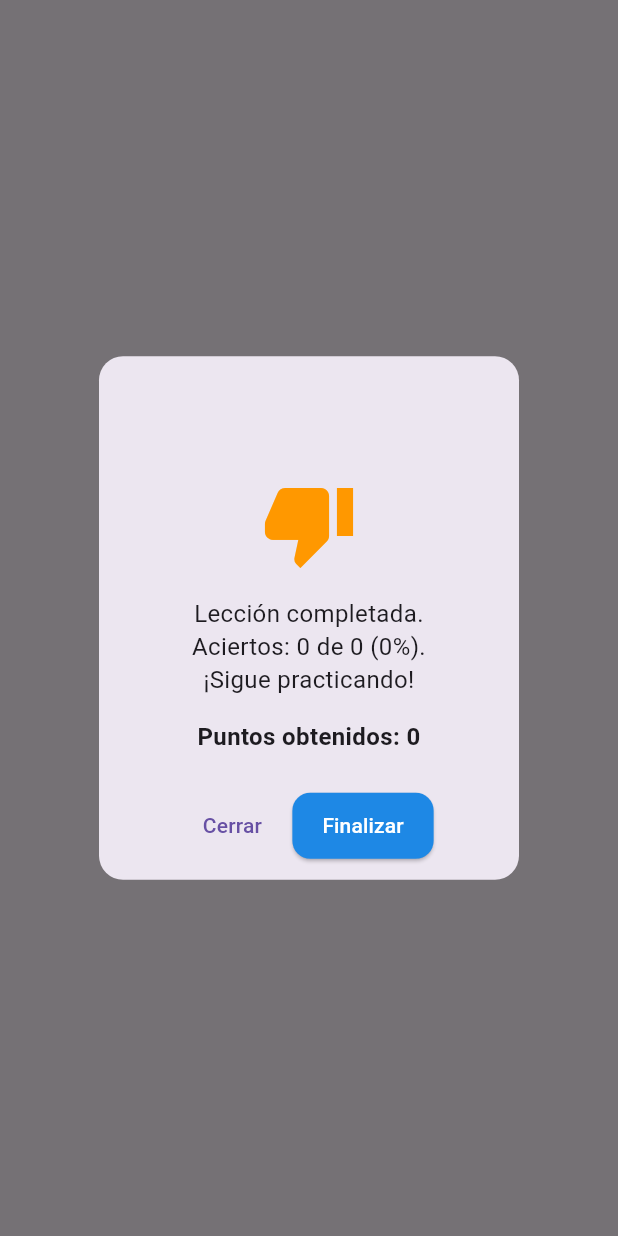
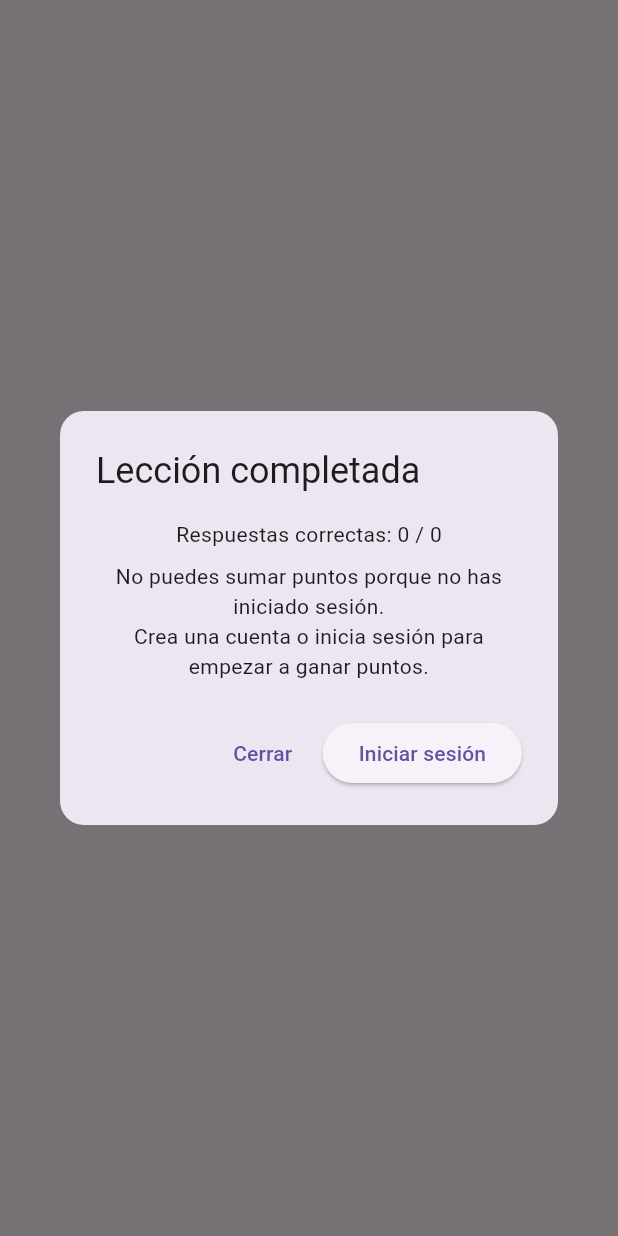
Before and after one commit to Jonialen/EduVial-Frontend, a Flutter app: what showLessonSummaryDialog() shows on an empty page, opened directly with empty values, on a phone screen of 412 x 824 dp. Run offline on Flutter 3.47's test engine with Material 3 defaults, Android fonts, the phone set to English and light mode, and no system bars; accounts and stored records are empty.

Commit message:
Minor changes applied

```diff
--- a/lib/widgets/lesson_summary.dart
+++ b/lib/widgets/lesson_summary.dart
@@ -1,115 +1,164 @@
 import 'package:flutter/material.dart';
 import 'package:eduvial/controllers/question_controller.dart';
+import 'package:eduvial/controllers/auth_controller.dart' as auth;
 
-/// Muestra el resumen de la lección al finalizar.
-/// - Refleja el nuevo sistema: progreso = ACERTOS / TOTAL (5/10/15)
-/// - Mensaje según desempeño
-/// - Sincroniza puntos con el backend antes de cerrar
-///
-/// Uso típico:
-/// await showLessonSummaryDialog(
-///   context,
-///   qc,
-///   title: 'Módulo de Señales completado',
-///   onExit: () async {
-///     if (Navigator.of(context).canPop()) Navigator.of(context).pop();
-///   },
-/// );
+/// Muestra el resumen de lección.
+/// - Si hay sesión (JWT válido): permite sumar puntos (finishAndSyncGuarded)
+/// - Si NO hay sesión: muestra mensaje de invitado y opciones:
+///     - Cerrar → vuelve al menú (usa onExit si lo pasas desde la pantalla)
+///     - Iniciar sesión → navega a '/login'
 Future<void> showLessonSummaryDialog(
     BuildContext context,
     QuestionController qc, {
-      required String title,
-      Future<void> Function()? onExit,
+      String title = 'Lección completada',
+      VoidCallback? onExit, // úsalo para volver al menú
     }) async {
-  final correctas = qc.scoreLesson;     // aciertos
-  final total = qc.total;               // 5 / 10 / 15
-  final puntos = qc.scoreLessonPoints;  // aciertos * 5
-  final porcentaje = (total == 0) ? 0 : ((correctas / total) * 100).round();
+  return showDialog<void>(
+    context: context,
+    barrierDismissible: false,
+    builder: (_) {
+      bool isGuest = false;
+      bool checking = true;
+      bool syncing = false;
+      String? syncMsg;
 
-  String mensaje;
-  IconData icono;
-  Color colorIcono;
-
-  if (porcentaje == 100) {
-    mensaje = '¡Excelente! Respondiste correctamente las $total preguntas ';
-    icono = Icons.emoji_events;
-    colorIcono = Colors.amber;
-  } else if (porcentaje >= 70) {
-    mensaje = '¡Buen trabajo! Aciertos: $correctas de $total ($porcentaje%) ';
-    icono = Icons.thumb_up;
-    colorIcono = Colors.green;
-  } else {
-    mensaje =
-    'Lección completada.\nAciertos: $correctas de $total ($porcentaje%).\n¡Sigue practicando!';
-    icono = Icons.thumb_down;
-    colorIcono = Colors.orange;
+      Future<void> _checkAuth() async {
+        try {
+          final me = await auth.auth_controller.getMeBasic(); // tu método ya usado
+          final ok = (me['success'] == true && me['user'] != null);
+          isGuest = !ok;
+        } catch (_) {
+          isGuest = true; // si falla, trátalo como invitado
+        } finally {
+          checking = false;
+        }
       }
 
-  await showDialog<void>(
-    context: context,
-    barrierDismissible: false,
-    builder: (ctx) {
+      // lanzamos la verificación al construir el diálogo
+      return FutureBuilder(
+        future: _checkAuth(),
+        builder: (context, snapshot) {
+          if (checking) {
             return AlertDialog(
               shape: RoundedRectangleBorder(borderRadius: BorderRadius.circular(16)),
-        title: Text(title, textAlign: TextAlign.center),
+              title: Text(title),
+              content: Column(
+                mainAxisSize: MainAxisSize.min,
+                children: const [
+                  SizedBox(height: 8),
+                  LinearProgressIndicator(minHeight: 4),
+                  SizedBox(height: 12),
+                  Text('Preparando resumen...'),
+                ],
+              ),
+            );
+          }
+
+          // --- VISTA DE INVITADO (sin JWT) ---
+          if (isGuest) {
+            return AlertDialog(
+              shape: RoundedRectangleBorder(borderRadius: BorderRadius.circular(16)),
+              title: Text(title),
               content: Column(
                 mainAxisSize: MainAxisSize.min,
                 children: [
+                  Text('Respuestas correctas: ${qc.scoreLesson} / ${qc.total}'),
                   const SizedBox(height: 8),
-            Icon(icono, color: colorIcono, size: 64),
-            const SizedBox(height: 16),
                   Text(
-              mensaje,
-              textAlign: TextAlign.center,
-              style: const TextStyle(fontSize: 16, height: 1.4),
-            ),
-            const SizedBox(height: 16),
-            Text(
-              'Puntos obtenidos: $puntos',
-              style: const TextStyle(fontSize: 16, fontWeight: FontWeight.bold),
+                    'No puedes sumar puntos porque no has iniciado sesión.\n'
+                        'Crea una cuenta o inicia sesión para empezar a ganar puntos.',
                     textAlign: TextAlign.center,
                   ),
                 ],
               ),
-        actionsPadding: const EdgeInsets.fromLTRB(16, 0, 16, 12),
-        actionsAlignment: MainAxisAlignment.center,
               actions: [
-          Row(
-            mainAxisAlignment: MainAxisAlignment.center,
-            children: [
+                // Cerrar: cierra el diálogo y vuelve al menú (onExit)
                 TextButton(
                   onPressed: () {
-                  Navigator.of(ctx).pop(); // cerrar diálogo
-                  // No sincroniza puntos: solo cerrar si quieres depurar
+                    Navigator.of(context).pop(); // cierra el diálogo
+                    onExit?.call();              // vuelve al menú (pantalla anterior)
                   },
                   child: const Text('Cerrar'),
                 ),
-              const SizedBox(width: 8),
+                // Iniciar sesión: cierra el diálogo y navega a /login
                 ElevatedButton(
-                onPressed: () async {
-                  // Sincroniza puntos (si el usuario está autenticado)
-                  await qc.finishAndSyncGuarded(
+                  onPressed: () {
+                    Navigator.of(context).pop();                 // cierra el diálogo
+                    Navigator.of(context).pushNamedAndRemoveUntil('/login', (route) => false);
+                    // abre login
+                  },
+                  child: const Text('Iniciar sesión'),
+                ),
+              ],
+            );
+          }
+
+          // --- VISTA DE USUARIO LOGUEADO (con JWT) ---
+          Future<void> _sync() async {
+            if (syncing) return;
+            syncing = true;
+            syncMsg = null;
+            (context as Element).markNeedsBuild();
+
+            final newTotal = await qc.finishAndSyncGuarded(
               context,
               onGoLogin: () => Navigator.of(context).pushNamed('/login'),
             );
 
-                  if (ctx.mounted) Navigator.of(ctx).pop(); // cerrar diálogo
-                  if (onExit != null) await onExit();       // volver a la pantalla anterior
+            syncing = false;
+            if (newTotal != null) {
+              syncMsg = '✅ ¡Puntos sumados! Total actual: $newTotal';
+            } else {
+              syncMsg = 'ℹ️ No se sumaron puntos.';
+            }
+            (context as Element).markNeedsBuild();
+          }
+
+          return StatefulBuilder(
+            builder: (ctx, setState) {
+              return AlertDialog(
+                shape: RoundedRectangleBorder(borderRadius: BorderRadius.circular(16)),
+                title: Text(title),
+                content: Column(
+                  mainAxisSize: MainAxisSize.min,
+                  children: [
+                    Text('Respuestas correctas: ${qc.scoreLesson} / ${qc.total}'),
+                    const SizedBox(height: 8),
+                    Text('Puntaje obtenido: ${qc.scoreLessonPoints}'),
+                    if (syncing) ...[
+                      const SizedBox(height: 12),
+                      const LinearProgressIndicator(minHeight: 4),
+                    ],
+                    if (syncMsg != null) ...[
+                      const SizedBox(height: 12),
+                      Text(syncMsg!, textAlign: TextAlign.center),
+                    ],
+                  ],
+                ),
+                actions: [
+                  TextButton(
+                    onPressed: syncing
+                        ? null
+                        : () async {
+                      await _sync(); // suma puntos bajo sesión
                     },
-                style: ElevatedButton.styleFrom(
-                  backgroundColor: const Color(0xFF1E88E5),
-                  foregroundColor: Colors.white,
-                  shape: RoundedRectangleBorder(
-                    borderRadius: BorderRadius.circular(12),
+                    child: const Text('Guardar puntos'),
                   ),
-                  padding: const EdgeInsets.symmetric(horizontal: 20, vertical: 12),
-                ),
-                child: const Text('Finalizar'),
-              ),
-            ],
+                  ElevatedButton(
+                    onPressed: syncing
+                        ? null
+                        : () {
+                      Navigator.of(ctx).pop(); // cierra diálogo
+                      onExit?.call();          // vuelve al menú si se lo pasaron
+                    },
+                    child: const Text('Terminar'),
                   ),
                 ],
               );
             },
           );
+        },
+      );
+    },
+  );
 }
```
Also changed, not shown: lib/controllers/question_controller.dart (+27 -1 lines). Lines whose indentation alone changed are shown as unchanged.
